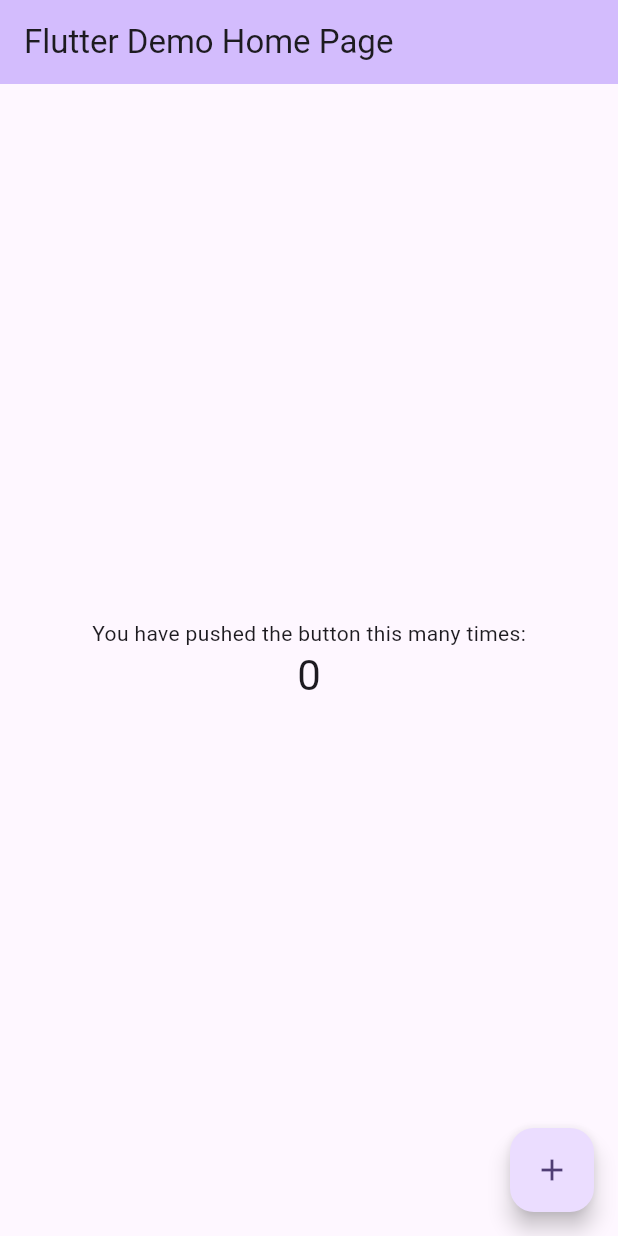
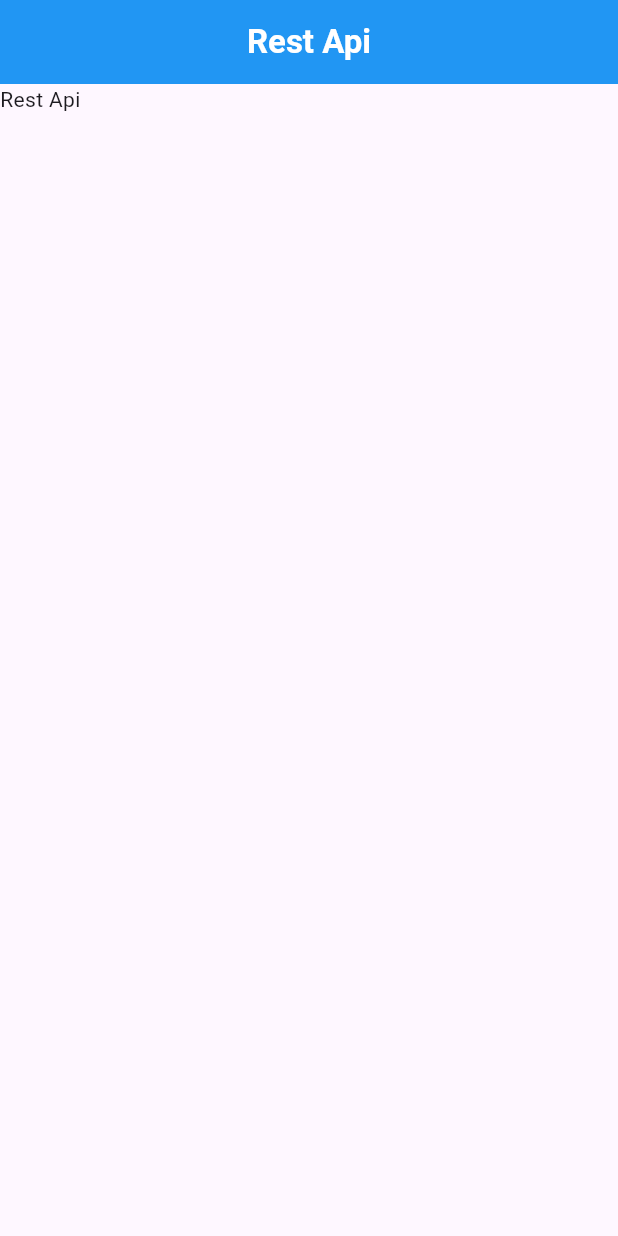
Before and after one commit to alhasann351/rest_api, a Flutter app: the screen it shows after launch, on a phone screen of 412 x 824 dp. Run offline on Flutter 3.47's test engine with Material 3 defaults, Android fonts, the phone set to English and light mode, and no system bars.

Commit message:
appbar-added

```diff
--- a/lib/main.dart
+++ b/lib/main.dart
@@ -1,4 +1,5 @@
 import 'package:flutter/material.dart';
+import 'my_home_page.dart';
 
 void main() {
   runApp(const MyApp());
@@ -7,119 +8,11 @@ void main() {
 class MyApp extends StatelessWidget {
   const MyApp({super.key});
 
-  // This widget is the root of your application.
   @override
   Widget build(BuildContext context) {
-    return MaterialApp(
-      title: 'Flutter Demo',
-      theme: ThemeData(
-        // This is the theme of your application.
-        //
-        // TRY THIS: Try running your application with "flutter run". You'll see
-        // the application has a purple toolbar. Then, without quitting the app,
-        // try changing the seedColor in the colorScheme below to Colors.green
-        // and then invoke "hot reload" (save your changes or press the "hot
-        // reload" button in a Flutter-supported IDE, or press "r" if you used
-        // the command line to start the app).
-        //
-        // Notice that the counter didn't reset back to zero; the application
-        // state is not lost during the reload. To reset the state, use hot
-        // restart instead.
-        //
-        // This works for code too, not just values: Most code changes can be
-        // tested with just a hot reload.
-        colorScheme: ColorScheme.fromSeed(seedColor: Colors.deepPurple),
-        useMaterial3: true,
-      ),
-      home: const MyHomePage(title: 'Flutter Demo Home Page'),
+    return const MaterialApp(
+      debugShowCheckedModeBanner: false,
+      home: MyHomePage(),
     );
   }
 }
-
-class MyHomePage extends StatefulWidget {
-  const MyHomePage({super.key, required this.title});
-
-  // This widget is the home page of your application. It is stateful, meaning
-  // that it has a State object (defined below) that contains fields that affect
-  // how it looks.
-
-  // This class is the configuration for the state. It holds the values (in this
-  // case the title) provided by the parent (in this case the App widget) and
-  // used by the build method of the State. Fields in a Widget subclass are
-  // always marked "final".
-
-  final String title;
-
-  @override
-  State<MyHomePage> createState() => _MyHomePageState();
-}
-
-class _MyHomePageState extends State<MyHomePage> {
-  int _counter = 0;
-
-  void _incrementCounter() {
-    setState(() {
-      // This call to setState tells the Flutter framework that something has
-      // changed in this State, which causes it to rerun the build method below
-      // so that the display can reflect the updated values. If we changed
-      // _counter without calling setState(), then the build method would not be
-      // called again, and so nothing would appear to happen.
-      _counter++;
-    });
-  }
-
-  @override
-  Widget build(BuildContext context) {
-    // This method is rerun every time setState is called, for instance as done
-    // by the _incrementCounter method above.
-    //
-    // The Flutter framework has been optimized to make rerunning build methods
-    // fast, so that you can just rebuild anything that needs updating rather
-    // than having to individually change instances of widgets.
-    return Scaffold(
-      appBar: AppBar(
-        // TRY THIS: Try changing the color here to a specific color (to
-        // Colors.amber, perhaps?) and trigger a hot reload to see the AppBar
-        // change color while the other colors stay the same.
-        backgroundColor: Theme.of(context).colorScheme.inversePrimary,
-        // Here we take the value from the MyHomePage object that was created by
-        // the App.build method, and use it to set our appbar title.
-        title: Text(widget.title),
-      ),
-      body: Center(
-        // Center is a layout widget. It takes a single child and positions it
-        // in the middle of the parent.
-        child: Column(
-          // Column is also a layout widget. It takes a list of children and
-          // arranges them vertically. By default, it sizes itself to fit its
-          // children horizontally, and tries to be as tall as its parent.
-          //
-          // Column has various properties to control how it sizes itself and
-          // how it positions its children. Here we use mainAxisAlignment to
-          // center the children vertically; the main axis here is the vertical
-          // axis because Columns are vertical (the cross axis would be
-          // horizontal).
-          //
-          // TRY THIS: Invoke "debug painting" (choose the "Toggle Debug Paint"
-          // action in the IDE, or press "p" in the console), to see the
-          // wireframe for each widget.
-          mainAxisAlignment: MainAxisAlignment.center,
-          children: <Widget>[
-            const Text(
-              'You have pushed the button this many times:',
-            ),
-            Text(
-              '$_counter',
-              style: Theme.of(context).textTheme.headlineMedium,
-            ),
-          ],
-        ),
-      ),
-      floatingActionButton: FloatingActionButton(
-        onPressed: _incrementCounter,
-        tooltip: 'Increment',
-        child: const Icon(Icons.add),
-      ), // This trailing comma makes auto-formatting nicer for build methods.
-    );
-  }
-}
--- /dev/null
+++ b/lib/my_home_page.dart
@@ -0,0 +1,33 @@
+import 'package:flutter/material.dart';
+
+class MyHomePage extends StatefulWidget {
+  const MyHomePage({super.key});
+
+  @override
+  State<MyHomePage> createState() => _MyHomePageState();
+}
+
+class _MyHomePageState extends State<MyHomePage> {
+  @override
+  Widget build(BuildContext context) {
+    return Scaffold(
+      appBar: AppBar(
+        centerTitle: true,
+        backgroundColor: Colors.blue,
+        title: const Text(
+          'Rest Api',
+          style: TextStyle(
+            fontSize: 22,
+            fontWeight: FontWeight.bold,
+            color: Colors.white,
+          ),
+        ),
+      ),
+      body: const Column(
+        children: [
+          Text('Rest Api')
+        ],
+      ),
+    );
+  }
+}
--- a/pubspec.yaml
+++ b/pubspec.yaml
@@ -35,6 +35,7 @@ dependencies:
   # The following adds the Cupertino Icons font to your application.
   # Use with the CupertinoIcons class for iOS style icons.
   cupertino_icons: ^1.0.6
+  http:
 
 dev_dependencies:
   flutter_test:
```
Also changed, not shown: pubspec.lock.
